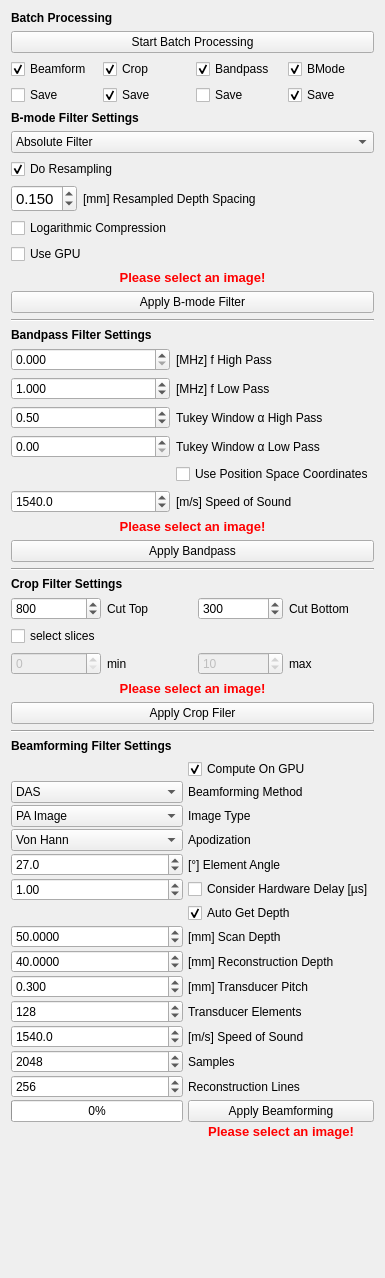
The window that Plugins/org.mitk.gui.qt.photoacoustics.imageprocessing/src/internal/PAImageProcessingControls.ui (MITK/MITK) describes before a commit, drawn with Qt 5.
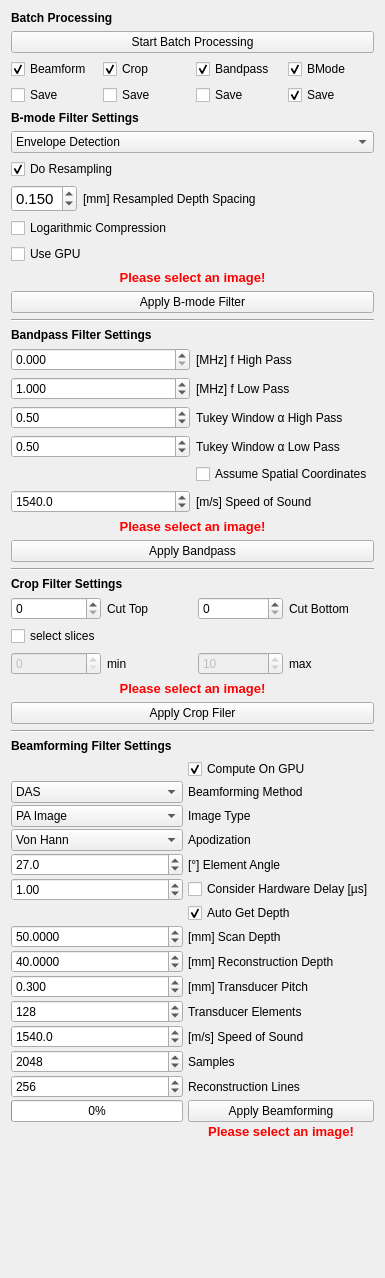
The same window after the commit.

Commit message: changed to more default default values

The edit to the form file:
```diff
--- a/Plugins/org.mitk.gui.qt.photoacoustics.imageprocessing/src/internal/PAImageProcessingControls.ui
+++ b/Plugins/org.mitk.gui.qt.photoacoustics.imageprocessing/src/internal/PAImageProcessingControls.ui
@@ -86,7 +86,7 @@
             <string>Save</string>
            </property>
            <property name="checked">
-            <bool>true</bool>
+            <bool>false</bool>
            </property>
           </widget>
          </item>
@@ -136,11 +136,11 @@
        <item>
         <widget class="QComboBox" name="BModeMethod">
          <property name="currentText">
-          <string>Absolute Filter</string>
+          <string>Envelope Detection</string>
          </property>
          <item>
           <property name="text">
-           <string>Absolute Filter</string>
+           <string>Envelope Detection</string>
           </property>
          </item>
          <item>
@@ -393,7 +393,7 @@
             <double>0.100000000000000</double>
            </property>
            <property name="value">
-            <double>0.000000000000000</double>
+            <double>0.500000000000000</double>
            </property>
           </widget>
          </item>
@@ -410,7 +410,7 @@
             <string>If not checked, treat input as raw US/PA data with Y-axis a time coordinate [us]</string>
            </property>
            <property name="text">
-            <string>Use Position Space Coordinates</string>
+            <string>Assume Spatial Coordinates</string>
            </property>
           </widget>
          </item>
@@ -456,7 +456,7 @@
             <number>99999</number>
            </property>
            <property name="value">
-            <number>300</number>
+            <number>0</number>
            </property>
           </widget>
          </item>
@@ -483,7 +483,7 @@
             <number>5</number>
            </property>
            <property name="value">
-            <number>800</number>
+            <number>0</number>
            </property>
           </widget>
          </item>
```
Left out of the diff: 2 changed lines with no effect on the pictures.
